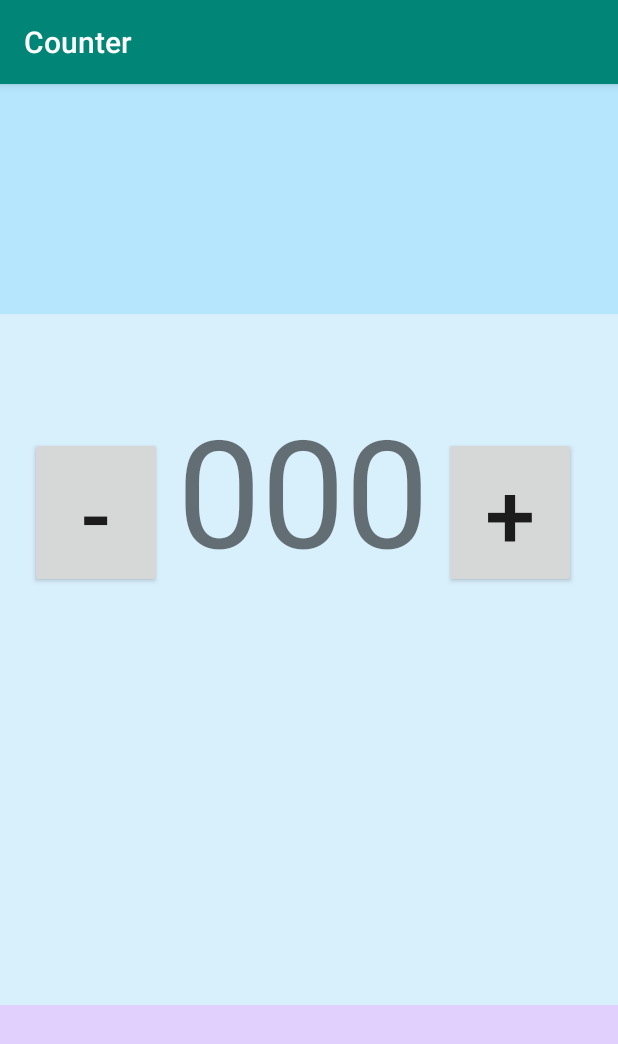
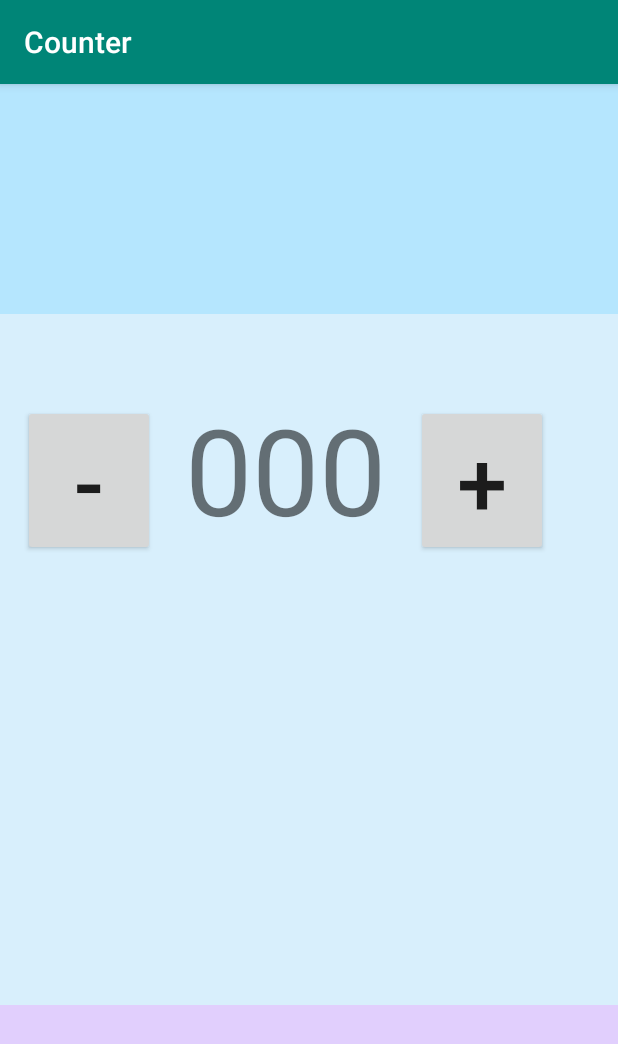
Before and after one commit to almanbet11/Counter, an Android app: the screen it shows after launch (MainActivity), on a phone screen of 412 x 824 dp. Shown: the top 1044 px of the screen. Run offline under Robolectric (Android 15) with nearby library versions, the phone set to English and light mode, and no system bars.

Commit message:
making small changes in design

```diff
--- a/app/src/main/java/com/almanbet11/counter/MainActivity.java
+++ b/app/src/main/java/com/almanbet11/counter/MainActivity.java
@@ -27,6 +27,11 @@ public class MainActivity extends AppCompatActivity {
 
     private void display(int number) {
         TextView quantityTextView = (TextView) findViewById(R.id.number_text_view);
-        quantityTextView.setText(String.format("%03d", number));
+        if(number < 0){
+            quantityTextView.setText(String.format("%04d", number));
+        }
+        else{
+            quantityTextView.setText(String.format("%03d", number));
+        }
     }
 }
--- a/app/src/main/res/layout/activity_main.xml
+++ b/app/src/main/res/layout/activity_main.xml
@@ -26,7 +26,7 @@
             android:text="-"
             android:textSize="60dp"
             android:layout_marginTop="50dp"
-            android:layout_marginLeft="20dp"
+            android:layout_marginLeft="15dp"
             android:onClick="decrement"/>
 
         <TextView
@@ -34,10 +34,10 @@
             android:layout_width="wrap_content"
             android:layout_height="wrap_content"
             android:text="000"
-            android:textSize="100dp"
+            android:textSize="80dp"
             android:layout_marginTop="50dp"
-            android:layout_marginLeft="10dp"
-            android:layout_marginRight="10dp"/>
+            android:layout_marginLeft="20dp"
+            android:layout_marginRight="20dp"/>
 
         <Button
             android:layout_width="wrap_content"
@@ -45,7 +45,7 @@
             android:text="+"
             android:textSize="60dp"
             android:layout_marginTop="50dp"
-            android:layout_marginRight="20dp"
+            android:layout_marginRight="10dp"
             android:onClick="increment"/>
 
     </LinearLayout>
```
